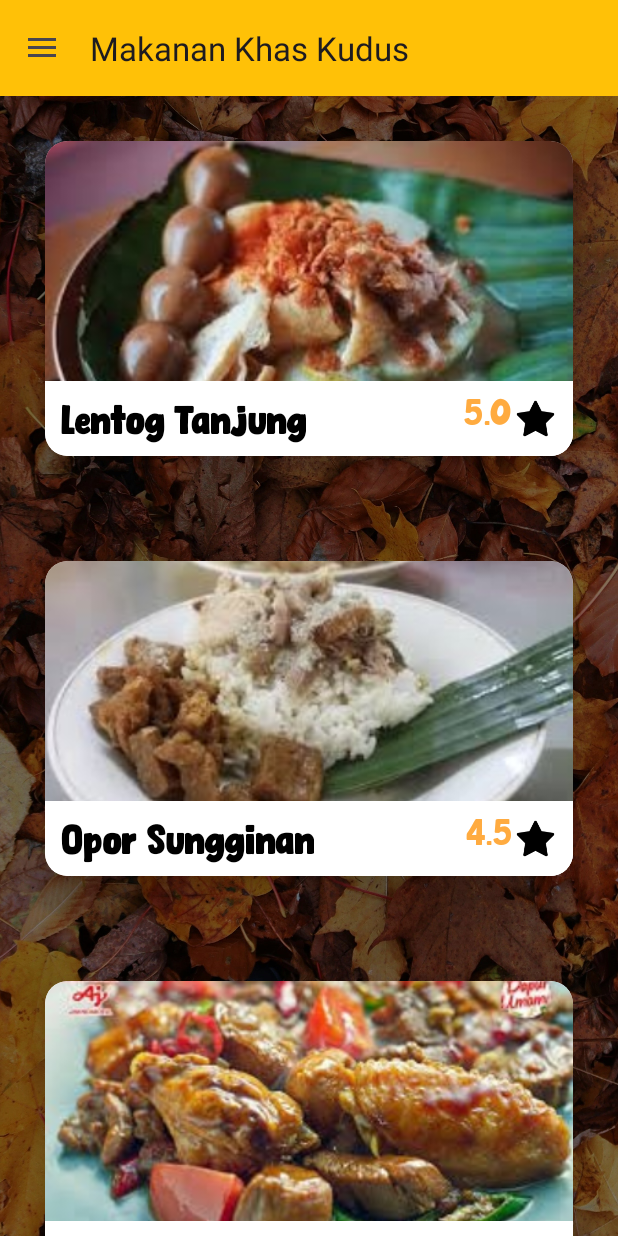
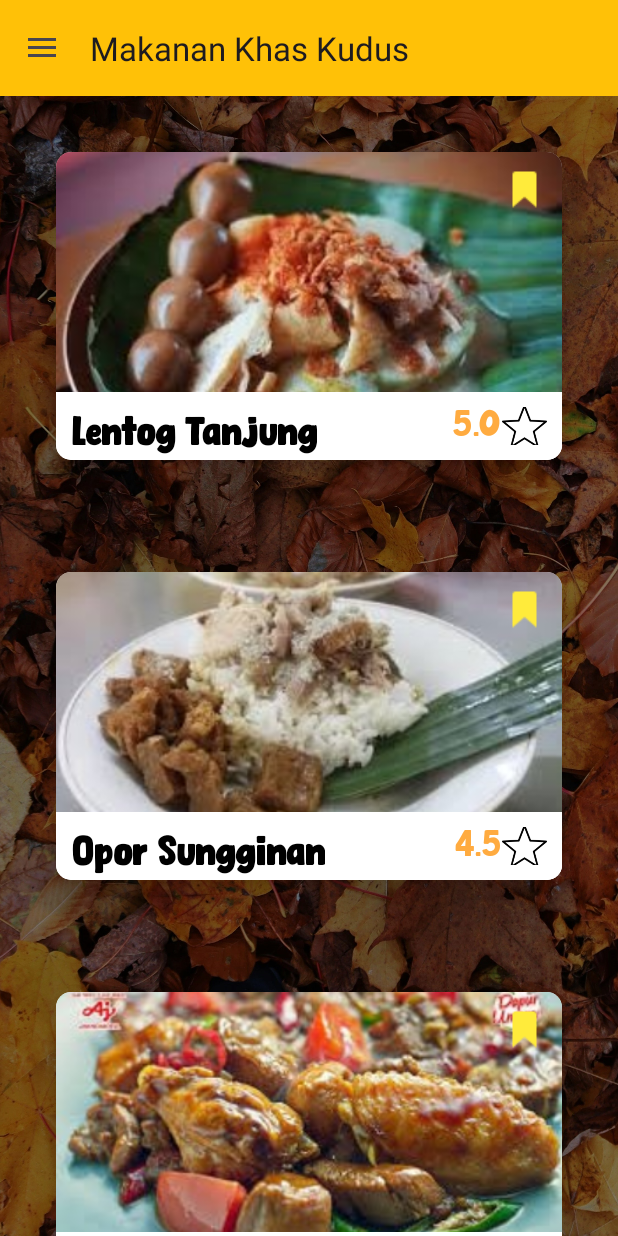
Before and after one commit to evanmaxsalmina/NavDrawer, an Android app: the screen it shows after launch (MainActivity), on a phone screen of 412 x 824 dp. Run offline under Robolectric (Android 15) with nearby library versions, the phone set to English and light mode, and no system bars.

Commit message:
Initial commit

```diff
--- a/app/src/main/res/layout/item.xml
+++ b/app/src/main/res/layout/item.xml
@@ -9,16 +9,15 @@
         android:id="@+id/cardView"
         android:layout_width="match_parent"
         android:layout_height="wrap_content"
-        android:layout_margin="30dp"
+        android:layout_margin="37dp"
         android:layout_marginTop="16dp"
         android:layout_marginHorizontal="16dp"
-        app:cardCornerRadius="15dp"
+        app:cardCornerRadius="10dp"
         app:cardElevation="15dp">
 
-        <LinearLayout
+        <RelativeLayout
             android:layout_width="match_parent"
-            android:layout_height="wrap_content"
-            android:orientation="vertical">
+            android:layout_height="wrap_content">
 
             <ImageView
                 android:id="@+id/gambar"
@@ -27,12 +26,24 @@
                 android:src="@drawable/ic_launcher_background"
                 android:scaleType="centerCrop"/>
 
+            <ImageView
+                android:id="@+id/imageViewCorner"
+                android:layout_width="wrap_content"
+                android:layout_height="wrap_content"
+                android:src="@drawable/fav"
+                android:layout_alignParentEnd="true"
+                android:layout_alignParentTop="true"
+                android:layout_marginEnd="10dp"
+                android:layout_marginTop="10dp"
+                app:tint="#FFEB3B" />
+
             <LinearLayout
                 android:layout_width="match_parent"
                 android:layout_height="wrap_content"
                 android:orientation="horizontal"
                 android:paddingStart="10dp"
-                android:background="@color/white">
+                android:background="@color/white"
+                android:layout_below="@id/gambar">
 
                 <TextView
                     android:id="@+id/nama"
@@ -53,7 +64,8 @@
                     android:gravity="end"
                     android:padding="10dp"
                     android:paddingEnd="10dp"
-                    android:background="@color/white">
+                    android:background="@color/white"
+                    android:layout_marginStart="10dp">
 
                     <TextView
                         android:id="@+id/textRating"
@@ -62,7 +74,8 @@
                         android:hint="99"
                         android:fontFamily="@font/catcomic"
                         android:textColor="#FFAB40"
-                        android:textSize="24dp" />
+                        android:textSize="24dp"
+                        android:layout_gravity="center_vertical" />
                     <ImageView
                         android:layout_width="30dp"
                         android:layout_height="30dp"
@@ -72,8 +85,7 @@
 
             </LinearLayout>
 
-
-        </LinearLayout>
+        </RelativeLayout>
 
     </androidx.cardview.widget.CardView>
 
```
Also changed, not shown: app/src/main/res/drawable/star.png.
